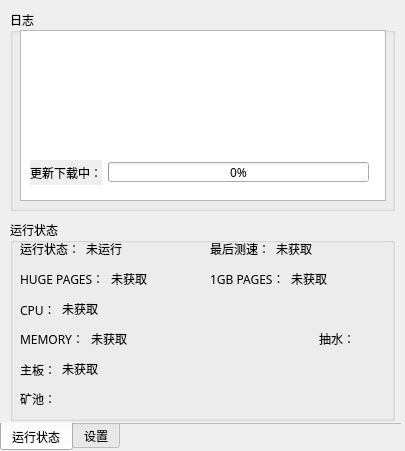
Old version of the form UI/main.ui in the repository sunyuting83/XMRig-Watchodg.
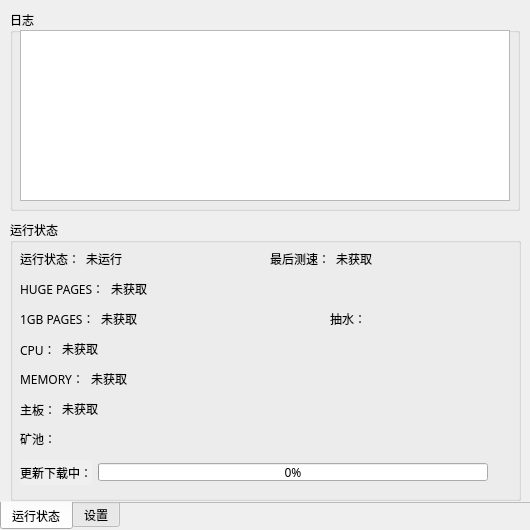
New version of the form. The open tabs and pages were chosen to show the change. Icons and pictures are not drawn.

What changed in the file:
```diff
--- a/UI/main.ui
+++ b/UI/main.ui
@@ -6,10 +6,22 @@
    <rect>
     <x>0</x>
     <y>0</y>
-    <width>405</width>
-    <height>451</height>
+    <width>530</width>
+    <height>530</height>
    </rect>
   </property>
+  <property name="minimumSize">
+   <size>
+    <width>530</width>
+    <height>530</height>
+   </size>
+  </property>
+  <property name="maximumSize">
+   <size>
+    <width>530</width>
+    <height>530</height>
+   </size>
+  </property>
   <property name="font">
    <font>
     <family>微软雅黑</family>
@@ -27,10 +39,22 @@
     <rect>
      <x>0</x>
      <y>0</y>
-     <width>401</width>
-     <height>451</height>
+     <width>530</width>
+     <height>530</height>
     </rect>
    </property>
+   <property name="minimumSize">
+    <size>
+     <width>530</width>
+     <height>530</height>
+    </size>
+   </property>
+   <property name="maximumSize">
+    <size>
+     <width>530</width>
+     <height>530</height>
+    </size>
+   </property>
    <property name="tabPosition">
     <enum>QTabWidget::South</enum>
    </property>
@@ -49,10 +73,22 @@
       <rect>
        <x>10</x>
        <y>10</y>
-       <width>385</width>
+       <width>510</width>
        <height>201</height>
       </rect>
      </property>
+     <property name="minimumSize">
+      <size>
+       <width>510</width>
+       <height>201</height>
+      </size>
+     </property>
+     <property name="maximumSize">
+      <size>
+       <width>510</width>
+       <height>201</height>
+      </size>
+     </property>
      <property name="title">
       <string>日志</string>
      </property>
@@ -61,84 +97,22 @@
        <rect>
         <x>10</x>
         <y>20</y>
-        <width>366</width>
+        <width>490</width>
         <height>171</height>
        </rect>
       </property>
-     </widget>
-     <widget class="QWidget" name="horizontalLayoutWidget_10">
-      <property name="geometry">
-       <rect>
-        <x>20</x>
-        <y>150</y>
-        <width>341</width>
-        <height>27</height>
-       </rect>
+      <property name="minimumSize">
+       <size>
+        <width>490</width>
+        <height>171</height>
+       </size>
       </property>
-      <layout class="QHBoxLayout" name="horizontalLayout_10">
-       <property name="sizeConstraint">
-        <enum>QLayout::SetFixedSize</enum>
-       </property>
-       <item>
-        <widget class="QLabel" name="label_20">
-         <property name="sizePolicy">
-          <sizepolicy hsizetype="Fixed" vsizetype="Preferred">
-           <horstretch>0</horstretch>
-           <verstretch>0</verstretch>
-          </sizepolicy>
-         </property>
-         <property name="minimumSize">
-          <size>
-           <width>72</width>
-           <height>25</height>
-          </size>
-         </property>
-         <property name="maximumSize">
-          <size>
-           <width>72</width>
-           <height>25</height>
-          </size>
-         </property>
-         <property name="autoFillBackground">
-          <bool>true</bool>
-         </property>
-         <property name="text">
-          <string>更新下载中：</string>
-         </property>
-         <property name="textFormat">
-          <enum>Qt::PlainText</enum>
-         </property>
-        </widget>
-       </item>
-       <item>
-        <widget class="QProgressBar" name="progressBar">
-         <property name="minimumSize">
-          <size>
-           <width>261</width>
-           <height>20</height>
-          </size>
-         </property>
-         <property name="maximumSize">
-          <size>
-           <width>261</width>
-           <height>20</height>
-          </size>
-         </property>
-         <property name="tabletTracking">
-          <bool>false</bool>
-         </property>
-         <property name="acceptDrops">
-          <bool>false</bool>
-         </property>
-         <property name="autoFillBackground">
-          <bool>false</bool>
-         </property>
-         <property name="value">
-          <number>0</number>
-         </property>
-        </widget>
-       </item>
-      </layout>
+      <property name="maximumSize">
+       <size>
+        <width>490</width>
+        <height>171</height>
+       </size>
+      </property>
      </widget>
     </widget>
     <widget class="QGroupBox" name="groupBox_2">
@@ -146,8 +120,8 @@
       <rect>
        <x>10</x>
        <y>220</y>
-       <width>385</width>
-       <height>201</height>
+       <width>511</width>
+       <height>281</height>
       </rect>
      </property>
      <property name="title">
@@ -157,8 +131,8 @@
       <property name="geometry">
        <rect>
         <x>10</x>
-        <y>20</y>
-        <width>181</width>
+        <y>30</y>
+        <width>231</width>
         <height>21</height>
        </rect>
       </property>
@@ -183,13 +157,13 @@
         <widget class="QLabel" name="label_3">
          <property name="minimumSize">
           <size>
-           <width>113</width>
+           <width>0</width>
            <height>0</height>
           </size>
          </property>
          <property name="maximumSize">
           <size>
-           <width>113</width>
+           <width>151</width>
            <height>16777215</height>
           </size>
          </property>
@@ -206,9 +180,9 @@
      <widget class="QWidget" name="horizontalLayoutWidget_2">
       <property name="geometry">
        <rect>
-        <x>200</x>
-        <y>20</y>
-        <width>181</width>
+        <x>260</x>
+        <y>30</y>
+        <width>241</width>
         <height>21</height>
        </rect>
       </property>
@@ -233,13 +207,13 @@
         <widget class="QLabel" name="label_5">
          <property name="minimumSize">
           <size>
-           <width>113</width>
+           <width>151</width>
            <height>0</height>
           </size>
          </property>
          <property name="maximumSize">
           <size>
-           <width>113</width>
+           <width>151</width>
            <height>16777215</height>
           </size>
          </property>
@@ -257,8 +231,8 @@
       <property name="geometry">
        <rect>
         <x>10</x>
-        <y>50</y>
-        <width>180</width>
+        <y>60</y>
+        <width>496</width>
         <height>21</height>
        </rect>
       </property>
@@ -283,13 +257,13 @@
         <widget class="QLabel" name="label_7">
          <property name="minimumSize">
           <size>
-           <width>84</width>
+           <width>360</width>
            <height>0</height>
           </size>
          </property>
          <property name="maximumSize">
           <size>
-           <width>84</width>
+           <width>400</width>
            <height>16777215</height>
           </size>
          </property>
@@ -306,9 +280,9 @@
      <widget class="QWidget" name="horizontalLayoutWidget_4">
       <property name="geometry">
        <rect>
-        <x>200</x>
-        <y>50</y>
-        <width>180</width>
+        <x>10</x>
+        <y>90</y>
+        <width>291</width>
         <height>21</height>
        </rect>
       </property>
@@ -333,13 +307,13 @@
         <widget class="QLabel" name="label_9">
          <property name="minimumSize">
           <size>
-           <width>91</width>
+           <width>390</width>
            <height>0</height>
           </size>
          </property>
          <property name="maximumSize">
           <size>
-           <width>91</width>
+           <width>390</width>
            <height>16777215</height>
           </size>
          </property>
@@ -357,8 +331,8 @@
       <property name="geometry">
        <rect>
         <x>10</x>
-        <y>80</y>
-        <width>371</width>
+        <y>120</y>
+        <width>491</width>
         <height>21</height>
        </rect>
       </property>
@@ -383,13 +357,13 @@
         <widget class="QLabel" name="label_11">
          <property name="minimumSize">
           <size>
-           <width>327</width>
+           <width>440</width>
            <height>19</height>
           </size>
          </property>
          <property name="maximumSize">
           <size>
-           <width>327</width>
+           <width>440</width>
            <height>19</height>
           </size>
          </property>
@@ -425,8 +399,8 @@
       <property name="geometry">
        <rect>
         <x>10</x>
-        <y>110</y>
-        <width>291</width>
+        <y>150</y>
+        <width>491</width>
         <height>21</height>
        </rect>
       </property>
@@ -451,13 +425,13 @@
         <widget class="QLabel" name="label_13">
          <property name="minimumSize">
           <size>
-           <width>215</width>
+           <width>400</width>
            <height>0</height>
           </size>
          </property>
          <property name="maximumSize">
           <size>
-           <width>215</width>
+           <width>400</width>
            <height>16777215</height>
           </size>
          </property>
@@ -474,9 +448,9 @@
      <widget class="QWidget" name="horizontalLayoutWidget_7">
       <property name="geometry">
        <rect>
-        <x>309</x>
-        <y>110</y>
-        <width>71</width>
+        <x>320</x>
+        <y>90</y>
+        <width>181</width>
         <height>21</height>
        </rect>
       </property>
@@ -513,8 +487,8 @@
       <property name="geometry">
        <rect>
         <x>10</x>
-        <y>140</y>
-        <width>371</width>
+        <y>180</y>
+        <width>491</width>
         <height>21</height>
        </rect>
       </property>
@@ -539,13 +513,13 @@
         <widget class="QLabel" name="label_17">
          <property name="minimumSize">
           <size>
-           <width>327</width>
+           <width>380</width>
            <height>19</height>
           </size>
          </property>
          <property name="maximumSize">
           <size>
-           <width>327</width>
+           <width>380</width>
            <height>19</height>
           </size>
          </property>
@@ -569,8 +543,8 @@
       <property name="geometry">
        <rect>
         <x>10</x>
-        <y>170</y>
-        <width>371</width>
+        <y>210</y>
+        <width>491</width>
         <height>21</height>
        </rect>
       </property>
@@ -595,13 +569,13 @@
         <widget class="QLabel" name="label_19">
          <property name="minimumSize">
           <size>
-           <width>327</width>
+           <width>400</width>
            <height>0</height>
           </size>
          </property>
          <property name="maximumSize">
           <size>
-           <width>327</width>
+           <width>400</width>
            <height>16777215</height>
           </size>
          </property>
@@ -618,6 +592,80 @@
        </item>
       </layout>
      </widget>
+     <widget class="QWidget" name="horizontalLayoutWidget_10">
+      <property name="geometry">
+       <rect>
+        <x>10</x>
+        <y>240</y>
+        <width>491</width>
+        <height>27</height>
+       </rect>
+      </property>
+      <layout class="QHBoxLayout" name="horizontalLayout_10">
+       <property name="sizeConstraint">
+        <enum>QLayout::SetFixedSize</enum>
+       </property>
+       <item>
+        <widget class="QLabel" name="label_20">
+         <property name="sizePolicy">
+          <sizepolicy hsizetype="Fixed" vsizetype="Preferred">
+           <horstretch>0</horstretch>
+           <verstretch>0</verstretch>
+          </sizepolicy>
+         </property>
+         <property name="minimumSize">
+          <size>
+           <width>72</width>
+           <height>25</height>
+          </size>
+         </property>
+         <property name="maximumSize">
+          <size>
+           <width>72</width>
+           <height>25</height>
+          </size>
+         </property>
+         <property name="autoFillBackground">
+          <bool>true</bool>
+         </property>
+         <property name="text">
+          <string>更新下载中：</string>
+         </property>
+         <property name="textFormat">
+          <enum>Qt::PlainText</enum>
+         </property>
+        </widget>
+       </item>
+       <item>
+        <widget class="QProgressBar" name="progressBar">
+         <property name="minimumSize">
+          <size>
+           <width>390</width>
+           <height>18</height>
+          </size>
+         </property>
+         <property name="maximumSize">
+          <size>
+           <width>390</width>
+           <height>18</height>
+          </size>
+         </property>
+         <property name="tabletTracking">
+          <bool>false</bool>
+         </property>
+         <property name="acceptDrops">
+          <bool>false</bool>
+         </property>
+         <property name="autoFillBackground">
+          <bool>false</bool>
+         </property>
+         <property name="value">
+          <number>0</number>
+         </property>
+        </widget>
+       </item>
+      </layout>
+     </widget>
     </widget>
    </widget>
    <widget class="QWidget" name="tab_2">
```
Left out of the diff: 99 changed lines with no effect on the pictures.
